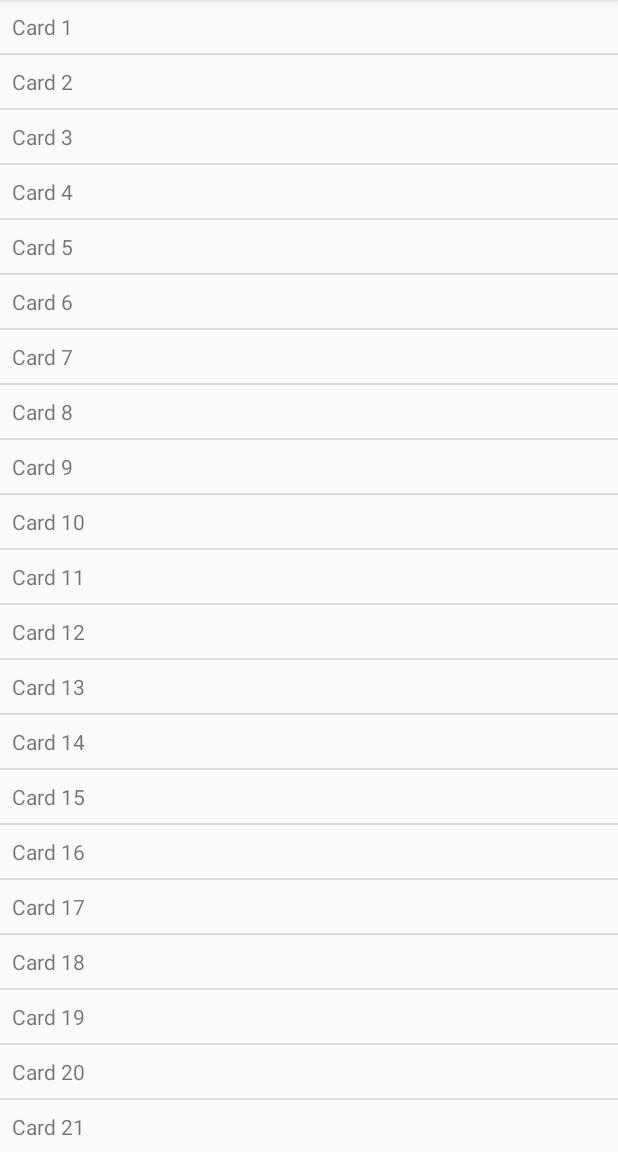
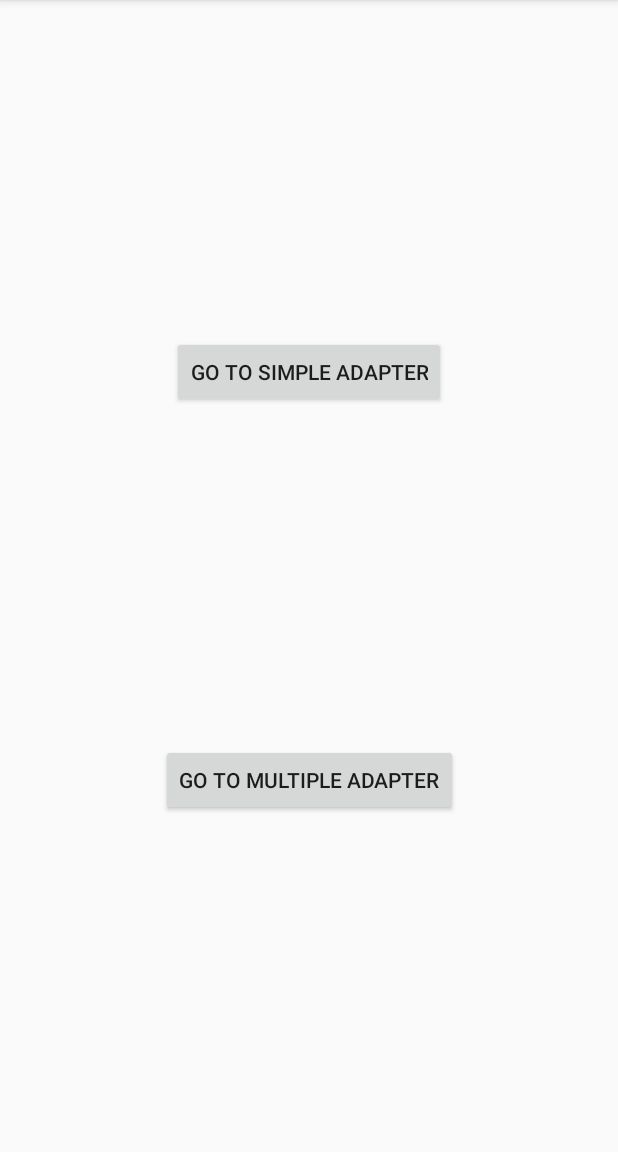
Before and after one commit to Cantinho/koga, an Android app: the screen it shows after launch (MainActivity), on a phone screen of 412 x 824 dp, the part 84-1236 px from its top. Run offline under Robolectric (Android 15) with nearby library versions, the phone set to English and light mode, and no system bars.

Commit message:
add navigation to two fragments: simple adapter fragment and multiple adapter fragment. The second one is not implemented yet.

```diff
--- a/KOGA/app/build.gradle
+++ b/KOGA/app/build.gradle
@@ -43,6 +43,11 @@ dependencies {
     implementation "androidx.recyclerview:recyclerview:1.1.0-beta04"
     implementation "androidx.constraintlayout:constraintlayout:2.0.0-beta2"
 
+    // Navigation
+    implementation "androidx.navigation:navigation-fragment-ktx:2.1.0"
+    implementation "androidx.navigation:navigation-ui-ktx:2.1.0"
+
+    implementation 'androidx.legacy:legacy-support-v4:1.0.0'
     testImplementation "junit:junit:4.12"
     androidTestImplementation "androidx.test:runner:1.2.0"
     androidTestImplementation "androidx.test.espresso:espresso-core:3.2.0"
--- /dev/null
+++ b/KOGA/app/src/main/java/br/com/cantinho/kogasample/HomeFragment.kt
@@ -0,0 +1,116 @@
+package br.com.cantinho.kogasample
+
+import android.content.Context
+import android.net.Uri
+import android.os.Bundle
+import androidx.fragment.app.Fragment
+import android.view.LayoutInflater
+import android.view.View
+import android.view.ViewGroup
+import kotlinx.android.synthetic.main.fragment_home.*
+
+// TODO: Rename parameter arguments, choose names that match
+// the fragment initialization parameters, e.g. ARG_ITEM_NUMBER
+private const val ARG_PARAM1 = "param1"
+private const val ARG_PARAM2 = "param2"
+
+/**
+ * A simple [Fragment] subclass.
+ * Activities that contain this fragment must implement the
+ * [HomeFragment.OnFragmentInteractionListener] interface
+ * to handle interaction events.
+ * Use the [HomeFragment.newInstance] factory method to
+ * create an instance of this fragment.
+ */
+class HomeFragment : Fragment() {
+
+    // TODO: Rename and change types of parameters
+    private var param1: String? = null
+    private var param2: String? = null
+    private var listener: OnFragmentInteractionListener? = null
+
+    override fun onCreate(savedInstanceState: Bundle?) {
+        super.onCreate(savedInstanceState)
+        arguments?.let {
+            param1 = it.getString(ARG_PARAM1)
+            param2 = it.getString(ARG_PARAM2)
+        }
+    }
+
+    override fun onCreateView(
+        inflater: LayoutInflater, container: ViewGroup?,
+        savedInstanceState: Bundle?
+    ): View? {
+        // Inflate the layout for this fragment
+        return inflater.inflate(R.layout.fragment_home, container, false)
+    }
+
+    override fun onViewCreated(view: View, savedInstanceState: Bundle?) {
+        super.onViewCreated(view, savedInstanceState)
+        if(!btnGoToSimpleAdapter.hasOnClickListeners()) {
+            btnGoToSimpleAdapter.setOnClickListener { onGoToSimpleAdapterButtonPressed() }
+        }
+        if(!btnGoToMultipleAdapter.hasOnClickListeners()) {
+            btnGoToMultipleAdapter.setOnClickListener { onGoToMultipleAdapterButtonPressed() }
+        }
+    }
+
+
+    // TODO: Rename method, update argument and hook method into UI event
+    fun onGoToSimpleAdapterButtonPressed() {
+        listener?.onNavigation(R.id.btnGoToSimpleAdapter)
+    }
+
+    fun onGoToMultipleAdapterButtonPressed() {
+        listener?.onNavigation(R.id.btnGoToMultipleAdapter)
+    }
+
+    override fun onAttach(context: Context) {
+        super.onAttach(context)
+        if (context is OnFragmentInteractionListener) {
+            listener = context
+        } else {
+            throw RuntimeException(context.toString() + " must implement OnFragmentInteractionListener")
+        }
+    }
+
+    override fun onDetach() {
+        super.onDetach()
+        listener = null
+    }
+
+    /**
+     * This interface must be implemented by activities that contain this
+     * fragment to allow an interaction in this fragment to be communicated
+     * to the activity and potentially other fragments contained in that
+     * activity.
+     *
+     *
+     * See the Android Training lesson [Communicating with Other Fragments]
+     * (http://developer.android.com/training/basics/fragments/communicating.html)
+     * for more information.
+     */
+    interface OnFragmentInteractionListener {
+        fun onNavigation(viewId: Int)
+    }
+
+    companion object {
+        /**
+         * Use this factory method to create a new instance of
+         * this fragment using the provided parameters.
+         *
+         * @param param1 Parameter 1.
+         * @param param2 Parameter 2.
+         * @return A new instance of fragment HomeFragment.
+         */
+        // TODO: Rename and change types and number of parameters
+        @JvmStatic
+        fun newInstance(param1: String, param2: String) =
+            HomeFragment().apply {
+                arguments = Bundle().apply {
+                    putString(ARG_PARAM1, param1)
+                    putString(ARG_PARAM2, param2)
+                }
+            }
+    }
+}
--- a/KOGA/app/src/main/java/br/com/cantinho/kogasample/MainActivity.kt
+++ b/KOGA/app/src/main/java/br/com/cantinho/kogasample/MainActivity.kt
@@ -1,81 +1,26 @@
 package br.com.cantinho.kogasample
 
-import br.com.cantinho.kogasample.R
 import android.os.Bundle
-import android.widget.Toast
 import androidx.appcompat.app.AppCompatActivity
-import androidx.recyclerview.widget.DividerItemDecoration
-import androidx.recyclerview.widget.LinearLayoutManager
-import androidx.recyclerview.widget.RecyclerView
-import br.com.cantinho.kogasample.listeners.OnRecyclerItemClickListener
-import br.com.cantinho.kogasample.model.CardContent
-import br.com.cantinho.kogasample.model.EmailAddress
-import br.com.cantinho.kogasample.model.NumericId
-import br.com.cantinho.kogasample.sample.simple.SimpleAdapter
+import androidx.navigation.findNavController
 
 
-class MainActivity : AppCompatActivity(), OnRecyclerItemClickListener {
+class MainActivity : AppCompatActivity(), HomeFragment.OnFragmentInteractionListener {
 
-    private lateinit var adapter: SimpleAdapter
-    private lateinit var recycler: RecyclerView
-
-    override fun onItemClick(position: Int) {
-        // get the User entity, associated with the clicked item.
-        val clickedUser = adapter.getItem(position)
-        // now you are free to do whatever you want with it.
-        // We just show a Toast message
-        showToast(clickedUser.content)
+    override fun onNavigation(viewId: Int) {
+        when (viewId) {
+            R.id.btnGoToSimpleAdapter -> {
+                findNavController(viewId).navigate(R.id.action_homeFragment_to_simpleAdapterFragment)
+            }
+            R.id.btnGoToMultipleAdapter -> {
+                findNavController(viewId).navigate(R.id.action_homeFragment_to_multipleAdapterFragment)
+            }
+        }
     }
 
     override fun onCreate(savedInstanceState: Bundle?) {
         super.onCreate(savedInstanceState)
         setContentView(R.layout.activity_main)
-
-        //EmailAddress("numeric.id@email.com", NumericId(10))
-        //EmailAddress("text.id@email.com", TextId("10"))
-        initViews()
-        // TODO in real life app it should be done by a Presenter or a ViewModel.
-        adapter.setItems(generateMockUsers())
     }
 
-
-    private fun initViews() {
-        recycler = findViewById(R.id.recycler)
-        recycler.layoutManager = LinearLayoutManager(this)
-        recycler.setHasFixedSize(true)
-        recycler.addItemDecoration(DividerItemDecoration(this, DividerItemDecoration.VERTICAL))
-        adapter = SimpleAdapter(this, this)
-        recycler.adapter = adapter
-    }
-
-    /**
-     * Shows a Toast message.
-     *
-     * @param message message to show
-     */
-    private fun showToast(message: String) {
-        Toast.makeText(this, message, Toast.LENGTH_SHORT).show()
-    }
-
-    /**
-     * Creates some mock users.
-     */
-    private fun generateMockUsers(): List<CardContent> {
-        val totalCards = 25
-        val users = ArrayList<CardContent>(totalCards)
-        for (i in 1..totalCards) {
-            val randomAge =  getRandomAge()
-            users.add(EmailAddress( "Card $i", NumericId(randomAge)))
-        }
-        return users
-    }
-
-    /**
-     * Generates random age between 0 and 110 (excluded)
-     *
-     * @return random age value
-     */
-    private fun getRandomAge(): Long {
-        return (Math.random() * 110).toLong()
-    }
 }
--- a/KOGA/app/src/main/res/layout/activity_main.xml
+++ b/KOGA/app/src/main/res/layout/activity_main.xml
@@ -7,15 +7,17 @@
     android:layout_height="match_parent"
     tools:context="br.com.cantinho.kogasample.MainActivity">
 
-    <androidx.recyclerview.widget.RecyclerView
-        android:id="@+id/recycler"
-        android:layout_width="match_parent"
-        android:layout_height="match_parent"
-        android:clipToPadding="false"
-        app:layout_constraintBottom_toBottomOf="parent"
+    <fragment
+        android:id="@+id/nav_host_fragment"
+        android:name="androidx.navigation.fragment.NavHostFragment"
+        android:layout_width="0dp"
+        android:layout_height="0dp"
         app:layout_constraintLeft_toLeftOf="parent"
         app:layout_constraintRight_toRightOf="parent"
-        app:layout_constraintTop_toTopOf="parent">
-    </androidx.recyclerview.widget.RecyclerView>
+        app:layout_constraintTop_toTopOf="parent"
+        app:layout_constraintBottom_toBottomOf="parent"
+
+        app:defaultNavHost="true"
+        app:navGraph="@navigation/nav_graph" />
 
 </androidx.constraintlayout.widget.ConstraintLayout>
--- /dev/null
+++ b/KOGA/app/src/main/res/layout/fragment_home.xml
@@ -0,0 +1,31 @@
+<?xml version="1.0" encoding="utf-8"?>
+<androidx.constraintlayout.widget.ConstraintLayout xmlns:android="http://schemas.android.com/apk/res/android"
+    xmlns:app="http://schemas.android.com/apk/res-auto"
+    xmlns:tools="http://schemas.android.com/tools"
+    android:layout_width="match_parent"
+    android:layout_height="match_parent"
+    tools:context=".HomeFragment">
+
+    <Button
+        android:id="@+id/btnGoToSimpleAdapter"
+        android:layout_width="wrap_content"
+        android:layout_height="wrap_content"
+        android:text="@string/go_to_simple_adapter"
+        app:layout_constraintBottom_toTopOf="@+id/btnGoToMultipleAdapter"
+        app:layout_constraintEnd_toEndOf="parent"
+        app:layout_constraintHorizontal_bias="0.5"
+        app:layout_constraintStart_toStartOf="parent"
+        app:layout_constraintTop_toTopOf="parent" />
+
+    <Button
+        android:id="@+id/btnGoToMultipleAdapter"
+        android:layout_width="wrap_content"
+        android:layout_height="wrap_content"
+        android:text="@string/go_to_multiple_adapter"
+        app:layout_constraintBottom_toBottomOf="parent"
+        app:layout_constraintEnd_toEndOf="parent"
+        app:layout_constraintHorizontal_bias="0.5"
+        app:layout_constraintStart_toStartOf="parent"
+        app:layout_constraintTop_toBottomOf="@+id/btnGoToSimpleAdapter" />
+
+</androidx.constraintlayout.widget.ConstraintLayout>
--- /dev/null
+++ b/KOGA/app/src/main/res/navigation/nav_graph.xml
@@ -0,0 +1,30 @@
+<?xml version="1.0" encoding="utf-8"?>
+<navigation xmlns:android="http://schemas.android.com/apk/res/android"
+    xmlns:app="http://schemas.android.com/apk/res-auto"
+    xmlns:tools="http://schemas.android.com/tools"
+    android:id="@+id/nav_graph"
+    app:startDestination="@id/homeFragment">
+
+    <fragment
+        android:id="@+id/simpleAdapterFragment"
+        android:name="br.com.cantinho.kogasample.SimpleAdapterFragment"
+        android:label="fragment_simple_adapter"
+        tools:layout="@layout/fragment_simple_adapter" />
+    <fragment
+        android:id="@+id/multipleAdapterFragment"
+        android:name="br.com.cantinho.kogasample.MultipleAdapterFragment"
+        android:label="fragment_multiple_adapter"
+        tools:layout="@layout/fragment_multiple_adapter" />
+    <fragment
+        android:id="@+id/homeFragment"
+        android:name="br.com.cantinho.kogasample.HomeFragment"
+        android:label="fragment_home"
+        tools:layout="@layout/fragment_home" >
+        <action
+            android:id="@+id/action_homeFragment_to_simpleAdapterFragment"
+            app:destination="@id/simpleAdapterFragment" />
+        <action
+            android:id="@+id/action_homeFragment_to_multipleAdapterFragment"
+            app:destination="@id/multipleAdapterFragment" />
+    </fragment>
+</navigation>
--- a/KOGA/app/src/main/res/values/strings.xml
+++ b/KOGA/app/src/main/res/values/strings.xml
@@ -1,4 +1,10 @@
 <resources>
     <string name="app_name">KOGA - Kotlin Generic Adapter</string>
     <string name="default_card_content">This is a content...</string>
+
+    <!-- TODO: Remove or change this placeholder text -->
+    <string name="hello_blank_fragment">Hello blank fragment</string>
+    <string name="go_to_simple_adapter">Go To Simple Adapter</string>
+    <string name="go_to_multiple_adapter">Go To Multiple Adapter</string>
+    <string name="multiple_adapter_not_implemented">Multiple Adapter is not implemented yet.</string>
 </resources>
```
Also changed, not shown: KOGA/app/src/main/java/br/com/cantinho/kogasample/MultipleAdapterFragment.kt (added, +64 -0 lines), KOGA/app/src/main/java/br/com/cantinho/kogasample/SimpleAdapterFragment.kt (added, +137 -0 lines), KOGA/app/src/main/java/br/com/cantinho/kogasample/ext/ViewExtentions.kt (added, +18 -0 lines), KOGA/app/src/main/res/layout/fragment_multiple_adapter.xml (added, +20 -0 lines), KOGA/app/src/main/res/layout/fragment_simple_adapter.xml (added, +20 -0 lines).
